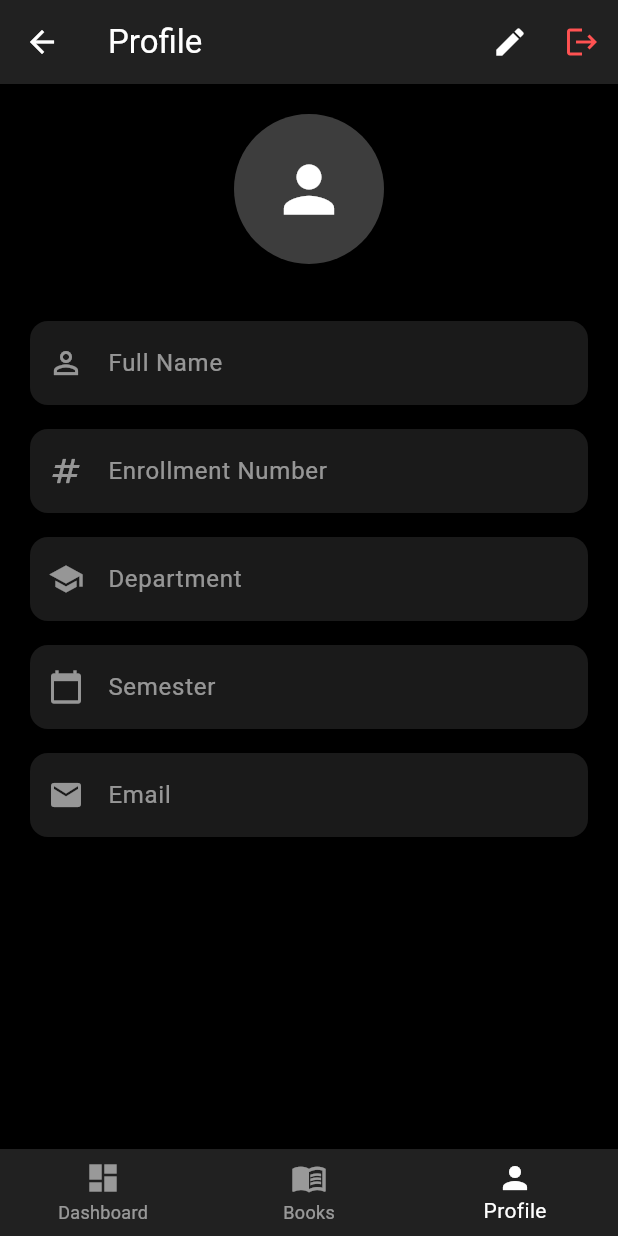
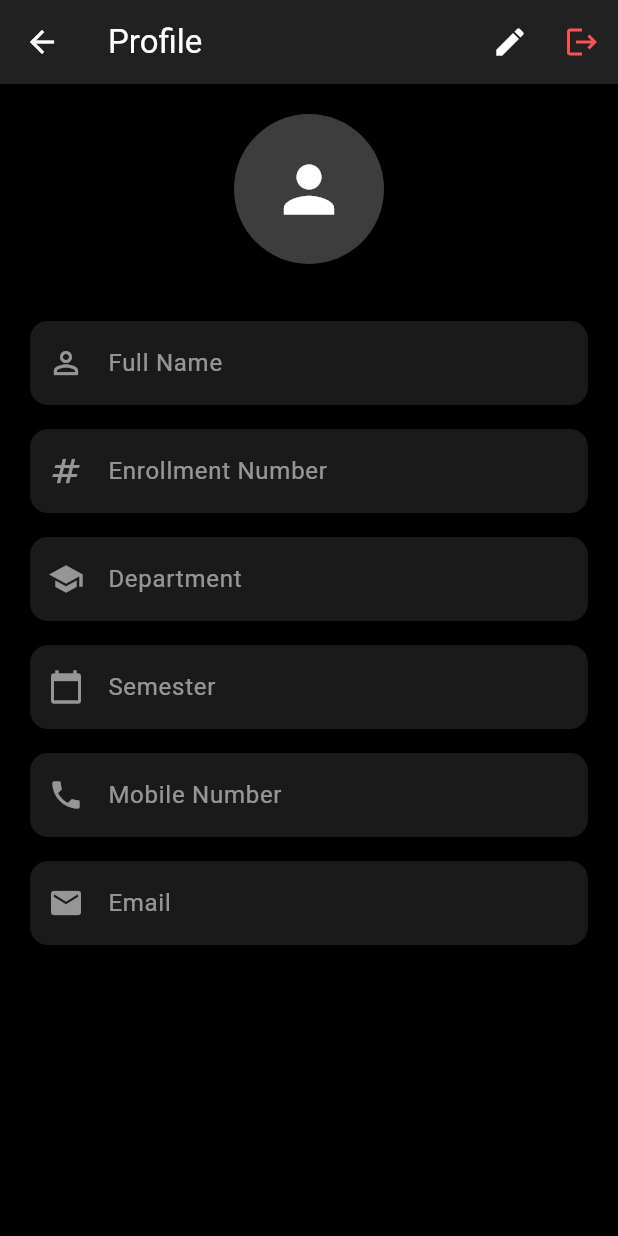
Before and after one commit to AkshayChauhan3/library_management_system, a Flutter app: the ProfilePage screen opened by its route, on a phone screen of 412 x 824 dp. Run offline on Flutter 3.47's test engine with Material 3 defaults, Android fonts, the phone set to English and light mode, and no system bars; our stand-ins replace cloud_firestore, firebase_auth, firebase_core, google_sign_in, permission_handler, qr_flutter and 1 more; missing offline and left inert: mobile_scanner; accounts and stored records are empty; statements that could not run were skipped.

Commit message:
feat: Introduce main layout with bottom navigation and refactor authentication flow.

```diff
--- a/lib/profile.dart
+++ b/lib/profile.dart
@@ -3,6 +3,17 @@ import 'package:cloud_firestore/cloud_firestore.dart';
 import 'package:firebase_auth/firebase_auth.dart';
 import 'services/auth_service.dart';
 
+/// Displays and allows editing of user profile information.
+///
+/// Fetches user data from Firestore and displays it in a form.
+/// Users can update their:
+/// - Full Name
+/// - Enrollment Number
+/// - Department
+/// - Semester
+/// - Mobile Number
+///
+/// Also handles the logout functionality.
 class ProfilePage extends StatefulWidget {
   const ProfilePage({super.key});
 
@@ -20,6 +31,7 @@ class _ProfilePageState extends State<ProfilePage> {
   final TextEditingController _enrollmentController = TextEditingController();
   final TextEditingController _departmentController = TextEditingController();
   final TextEditingController _semesterController = TextEditingController();
+  final TextEditingController _mobileController = TextEditingController();
 
   @override
   void dispose() {
@@ -27,6 +39,7 @@ class _ProfilePageState extends State<ProfilePage> {
     _enrollmentController.dispose();
     _departmentController.dispose();
     _semesterController.dispose();
+    _mobileController.dispose();
     super.dispose();
   }
 
@@ -49,6 +62,7 @@ class _ProfilePageState extends State<ProfilePage> {
         'enrollment': _enrollmentController.text,
         'department': _departmentController.text,
         'semester': _semesterController.text,
+        'mobile': _mobileController.text,
       });
 
       if (mounted) {
@@ -75,8 +89,8 @@ class _ProfilePageState extends State<ProfilePage> {
     try {
       await _authService.signOut();
       if (mounted) {
-        // Pop all routes to ensure we go back to the new 'home' (LoginPage) specified in main.dart
-        Navigator.of(context).popUntil((route) => route.isFirst);
+        // Pop all routes and go to login/auth wrapper handle by main.dart
+        Navigator.of(context).pushNamedAndRemoveUntil('/', (route) => false);
       }
     } catch (e) {
       if (mounted) {
@@ -177,27 +191,43 @@ class _ProfilePageState extends State<ProfilePage> {
           }
 
           // Update controllers if not editing to keep in sync with DB
-          // We only do this if streams updates, but usually if we are editing we pause updates?
-          // Ideally we set initial values once. But simple approach:
           if (!isEditing) {
-            // Only update if text is effectively different to avoid cursor jumps if we were typing,
-            // but here we are !isEditing so it is fine.
             _nameController.text = userData['fullName'] ?? '';
             _enrollmentController.text = userData['enrollment'] ?? '';
             _departmentController.text = userData['department'] ?? '';
             _semesterController.text = userData['semester'] ?? '';
+            _mobileController.text = userData['mobile'] ?? '';
           }
 
-          return SingleChildScrollView(
+          return TweenAnimationBuilder<double>(
+            tween: Tween(begin: 0.0, end: 1.0),
+            duration: const Duration(milliseconds: 600),
+            builder: (context, value, child) {
+              return Opacity(
+                opacity: value,
+                child: Padding(
+                  padding: EdgeInsets.only(top: 20 * (1 - value)),
+                  child: child,
+                ),
+              );
+            },
+            child: SingleChildScrollView(
               padding: const EdgeInsets.all(20),
               child: Form(
                 key: _formKey,
                 child: Column(
                   children: [
-                  const CircleAvatar(
+                    const Hero(
+                      tag: 'profile-pic',
+                      child: CircleAvatar(
                         radius: 50,
                         backgroundColor: Colors.white24,
-                    child: Icon(Icons.person, size: 50, color: Colors.white),
+                        child: Icon(
+                          Icons.person,
+                          size: 50,
+                          color: Colors.white,
+                        ),
+                      ),
                     ),
                     const SizedBox(height: 30),
                     _buildTextField(
@@ -223,6 +253,12 @@ class _ProfilePageState extends State<ProfilePage> {
                       _semesterController,
                       enabled: isEditing,
                       icon: Icons.calendar_today,
+                    ),
+                    _buildTextField(
+                      'Mobile Number',
+                      _mobileController,
+                      enabled: isEditing,
+                      icon: Icons.phone,
                     ),
                     _buildTextField(
                       'Email',
@@ -253,36 +289,12 @@ class _ProfilePageState extends State<ProfilePage> {
                   ],
                 ),
               ),
+            ),
           );
         },
       ),
 
       // Add Bottom Navigation Bar
-      bottomNavigationBar: BottomNavigationBar(
-        backgroundColor: Colors.grey[900],
-        selectedItemColor: Colors.white,
-        unselectedItemColor: Colors.white54,
-        currentIndex: 2, // Profile tab is active
-        onTap: (index) {
-          if (index == 0) {
-            Navigator.pushReplacementNamed(context, '/home');
-          } else if (index == 1) {
-            // Navigator.pushReplacementNamed(context, '/books');
-            Navigator.pushNamed(
-              context,
-              '/books',
-            ); // Usually better for tab nav but replacement is fine if handled well
-          }
-        },
-        items: const [
-          BottomNavigationBarItem(
-            icon: Icon(Icons.dashboard),
-            label: 'Dashboard',
-          ),
-          BottomNavigationBarItem(icon: Icon(Icons.menu_book), label: 'Books'),
-          BottomNavigationBarItem(icon: Icon(Icons.person), label: 'Profile'),
-        ],
-      ),
     );
   }
 
```
Also changed, not shown: lib/BooksPage.dart (+52 -45 lines), lib/HomePage.dart (+56 -39 lines), lib/main.dart (+3 -14 lines), lib/main_layout.dart (added, +85 -0 lines), lib/registrationPage.dart (+42 -16 lines), lib/services/auth_wrapper.dart (added, +63 -0 lines), lib/firebase_options.dart, 1 other file. Lines whose indentation alone changed are shown as unchanged.
